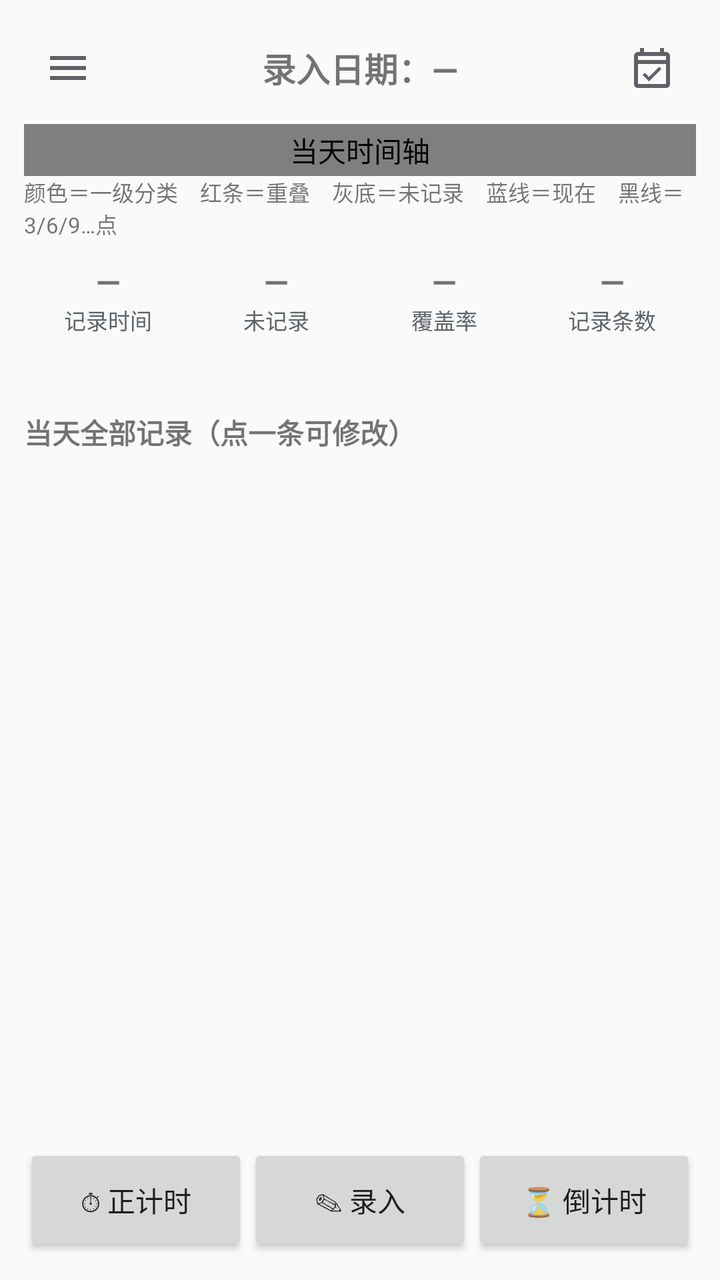
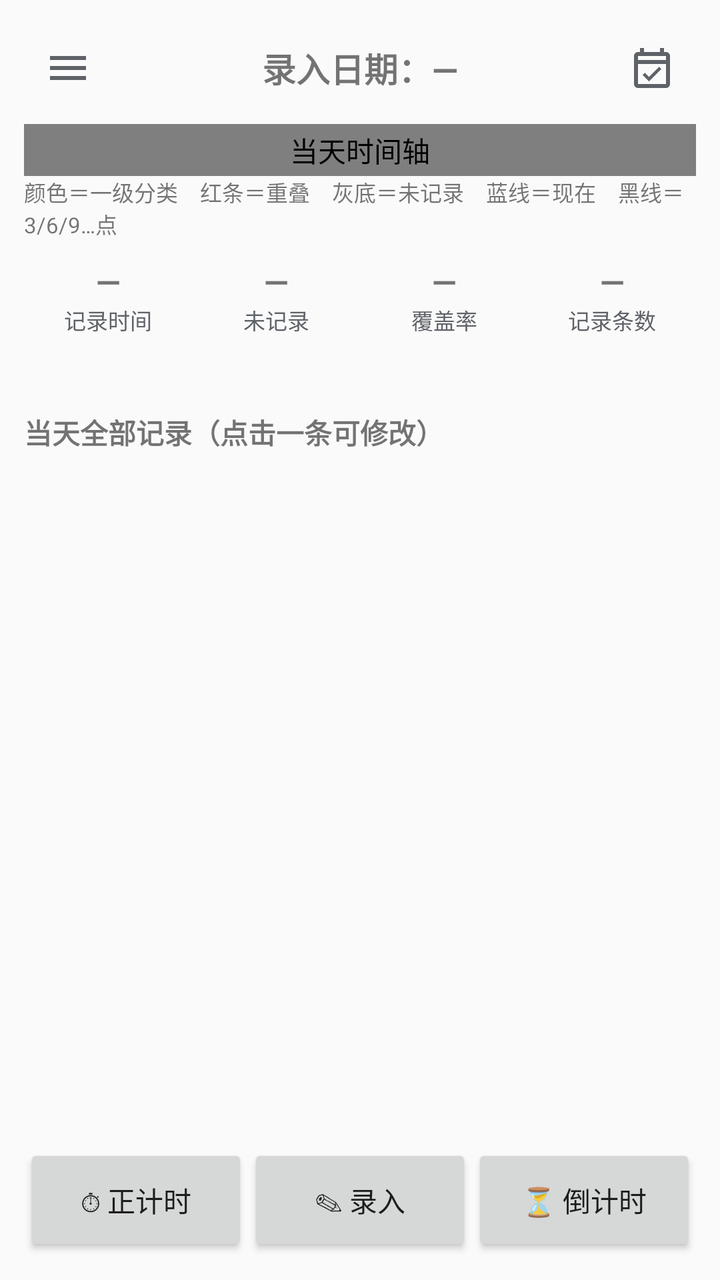

An Android layout rendered at two revisions. The XML below is the earlier revision; the diff shows what the commit changed to produce the second picture.
<!-- AndroidManifest.xml: application theme AppTheme -->
<!-- res/layout/activity_main.xml -->
<?xml version="1.0" encoding="utf-8"?>
<FrameLayout xmlns:android="http://schemas.android.com/apk/res/android"
    android:layout_width="match_parent"
    android:layout_height="match_parent">

    
    <LinearLayout
        android:layout_width="match_parent"
        android:layout_height="match_parent"
        android:orientation="vertical"
        android:padding="12dp">

        
        <FrameLayout
            android:layout_width="match_parent"
            android:layout_height="wrap_content">

            <ImageButton
                android:id="@+id/btnSettings"
                android:layout_width="44dp"
                android:layout_height="44dp"
                android:layout_gravity="start|center_vertical"
                android:background="?attr/selectableItemBackgroundBorderless"
                android:contentDescription="设置"
                android:padding="10dp"
                android:src="@drawable/ic_settings" />

            <TextView
                android:id="@+id/tvStatsDate"
                android:layout_width="wrap_content"
                android:layout_height="wrap_content"
                android:layout_gravity="center"
                android:background="?attr/selectableItemBackground"
                android:clickable="true"
                android:focusable="true"
                android:paddingStart="8dp"
                android:paddingTop="6dp"
                android:paddingEnd="8dp"
                android:paddingBottom="6dp"
                android:text="录入日期：—"
                android:textSize="17sp"
                android:textStyle="bold" />

            <ImageButton
                android:id="@+id/btnBackToday"
                android:layout_width="44dp"
                android:layout_height="44dp"
                android:layout_gravity="end|center_vertical"
                android:background="?attr/selectableItemBackgroundBorderless"
                android:contentDescription="回到今天"
                android:padding="10dp"
                android:src="@drawable/ic_today" />
        </FrameLayout>

        
        <FrameLayout
            android:id="@+id/contentFrame"
            android:layout_width="match_parent"
            android:layout_height="0dp"
            android:layout_weight="1">

            
            <LinearLayout
                android:id="@+id/neighborPage"
                android:layout_width="match_parent"
                android:layout_height="match_parent"
                android:orientation="vertical"
                android:background="?android:attr/windowBackground"
                android:visibility="gone"
                android:paddingTop="0dp">

                <com.example.timelog.ui.TimelineView
                    android:id="@+id/neighborTimeline"
                    android:layout_width="match_parent"
                    android:layout_height="26dp"
                    android:layout_marginTop="6dp" />

                <TextView
                    android:layout_width="match_parent"
                    android:layout_height="wrap_content"
                    android:paddingBottom="2dp"
                    android:text="颜色＝一级分类　红条＝重叠　灰底＝未记录　蓝线＝现在　黑线＝3/6/9…点"
                    android:textSize="11sp" />

                <LinearLayout
                    android:layout_width="match_parent"
                    android:layout_height="wrap_content"
                    android:layout_marginTop="8dp"
                    android:baselineAligned="false"
                    android:orientation="horizontal">

                    <LinearLayout
                        android:layout_width="0dp"
                        android:layout_height="wrap_content"
                        android:layout_weight="1"
                        android:orientation="vertical">

                        <TextView
                            android:id="@+id/nbStatRecord"
                            android:layout_width="match_parent"
                            android:layout_height="wrap_content"
                            android:gravity="center"
                            android:text="—"
                            android:textSize="16sp"
                            android:textStyle="bold" />

                        <TextView
                            android:layout_width="match_parent"
                            android:layout_height="wrap_content"
                            android:gravity="center"
                            android:text="记录时间"
                            android:textColor="#5F6368"
                            android:textSize="11sp" />
                    </LinearLayout>

                    <LinearLayout
                        android:layout_width="0dp"
                        android:layout_height="wrap_content"
                        android:layout_weight="1"
                        android:orientation="vertical">

                        <TextView
                            android:id="@+id/nbStatUnrecorded"
                            android:layout_width="match_parent"
                            android:layout_height="wrap_content"
                            android:gravity="center"
                            android:text="—"
                            android:textSize="16sp"
                            android:textStyle="bold" />

                        <TextView
                            android:layout_width="match_parent"
                            android:layout_height="wrap_content"
                            android:gravity="center"
                            android:text="未记录"
                            android:textColor="#5F6368"
                            android:textSize="11sp" />
                    </LinearLayout>

                    <LinearLayout
                        android:layout_width="0dp"
                        android:layout_height="wrap_content"
                        android:layout_weight="1"
                        android:orientation="vertical">

                        <TextView
                            android:id="@+id/nbStatCoverage"
                            android:layout_width="match_parent"
                            android:layout_height="wrap_content"
                            android:gravity="center"
                            android:text="—"
                            android:textSize="16sp"
                            android:textStyle="bold" />

                        <TextView
                            android:layout_width="match_parent"
                            android:layout_height="wrap_content"
                            android:gravity="center"
                            android:text="覆盖率"
                            android:textColor="#5F6368"
                            android:textSize="11sp" />
                    </LinearLayout>

                    <LinearLayout
                        android:layout_width="0dp"
                        android:layout_height="wrap_content"
                        android:layout_weight="1"
                        android:orientation="vertical">

                        <TextView
                            android:id="@+id/nbStatCount"
                            android:layout_width="match_parent"
                            android:layout_height="wrap_content"
                            android:gravity="center"
                            android:text="—"
                            android:textSize="16sp"
                            android:textStyle="bold" />

                        <TextView
                            android:layout_width="match_parent"
                            android:layout_height="wrap_content"
                            android:gravity="center"
                            android:text="记录条数"
                            android:textColor="#5F6368"
                            android:textSize="11sp" />
                    </LinearLayout>
                </LinearLayout>

                <TextView
                    android:id="@+id/nbLevel1"
                    android:layout_width="match_parent"
                    android:layout_height="wrap_content"
                    android:paddingTop="8dp"
                    android:text=""
                    android:textSize="13sp" />

                <TextView
                    android:id="@+id/nbWarnings"
                    android:layout_width="match_parent"
                    android:layout_height="wrap_content"
                    android:paddingTop="6dp"
                    android:visibility="gone"
                    android:textSize="12sp" />

                <TextView
                    android:layout_width="match_parent"
                    android:layout_height="wrap_content"
                    android:paddingTop="12dp"
                    android:text="当天全部记录"
                    android:textSize="14sp"
                    android:textStyle="bold" />

                <LinearLayout
                    android:id="@+id/nbRecordsContainer"
                    android:layout_width="match_parent"
                    android:layout_height="wrap_content"
                    android:orientation="vertical"
                    android:paddingStart="12dp"
                    android:paddingEnd="12dp"
                    android:paddingTop="4dp" />
            </LinearLayout>

            <ScrollView
                android:id="@+id/contentScroll"
                android:layout_width="match_parent"
                android:layout_height="match_parent"
                android:fillViewport="true">

            
            <LinearLayout
                android:id="@+id/contentRoot"
                android:layout_width="match_parent"
                android:layout_height="wrap_content"
                android:background="?android:attr/windowBackground"
                android:orientation="vertical">

                
                
                <com.example.timelog.ui.TimelineView
                    android:id="@+id/timeline"
                    android:layout_width="match_parent"
                    android:layout_height="26dp"
                    android:layout_marginTop="6dp"
                    android:contentDescription="当天时间轴" />

                <TextView
                    android:id="@+id/tvTimelineLegend"
                    android:layout_width="match_parent"
                    android:layout_height="wrap_content"
                    android:paddingBottom="2dp"
                    android:text="颜色＝一级分类　红条＝重叠　灰底＝未记录　蓝线＝现在　黑线＝3/6/9…点"
                    android:textSize="11sp" />

                
                <LinearLayout
                    android:layout_width="match_parent"
                    android:layout_height="wrap_content"
                    android:layout_marginTop="8dp"
                    android:baselineAligned="false"
                    android:orientation="horizontal">

                    <LinearLayout
                        android:layout_width="0dp"
                        android:layout_height="wrap_content"
                        android:layout_weight="1"
                        android:orientation="vertical">

                        <TextView
                            android:id="@+id/tvStatRecord"
                            android:layout_width="match_parent"
                            android:layout_height="wrap_content"
                            android:gravity="center"
                            android:text="—"
                            android:textSize="16sp"
                            android:textStyle="bold" />

                        <TextView
                            android:layout_width="match_parent"
                            android:layout_height="wrap_content"
                            android:gravity="center"
                            android:text="记录时间"
                            android:textColor="#5F6368"
                            android:textSize="11sp" />
                    </LinearLayout>

                    <LinearLayout
                        android:layout_width="0dp"
                        android:layout_height="wrap_content"
                        android:layout_weight="1"
                        android:orientation="vertical">

                        <TextView
                            android:id="@+id/tvStatUnrecorded"
                            android:layout_width="match_parent"
                            android:layout_height="wrap_content"
                            android:gravity="center"
                            android:text="—"
                            android:textSize="16sp"
                            android:textStyle="bold" />

                        <TextView
                            android:layout_width="match_parent"
                            android:layout_height="wrap_content"
                            android:gravity="center"
                            android:text="未记录"
                            android:textColor="#5F6368"
                            android:textSize="11sp" />
                    </LinearLayout>

                    <LinearLayout
                        android:layout_width="0dp"
                        android:layout_height="wrap_content"
                        android:layout_weight="1"
                        android:orientation="vertical">

                        <TextView
                            android:id="@+id/tvStatCoverage"
                            android:layout_width="match_parent"
                            android:layout_height="wrap_content"
                            android:gravity="center"
                            android:text="—"
                            android:textSize="16sp"
                            android:textStyle="bold" />

                        <TextView
                            android:layout_width="match_parent"
                            android:layout_height="wrap_content"
                            android:gravity="center"
                            android:text="覆盖率"
                            android:textColor="#5F6368"
                            android:textSize="11sp" />
                    </LinearLayout>

                    <LinearLayout
                        android:layout_width="0dp"
                        android:layout_height="wrap_content"
                        android:layout_weight="1"
                        android:orientation="vertical">

                        <TextView
                            android:id="@+id/tvStatCount"
                            android:layout_width="match_parent"
                            android:layout_height="wrap_content"
                            android:gravity="center"
                            android:text="—"
                            android:textSize="16sp"
                            android:textStyle="bold" />

                        <TextView
                            android:layout_width="match_parent"
                            android:layout_height="wrap_content"
                            android:gravity="center"
                            android:text="记录条数"
                            android:textColor="#5F6368"
                            android:textSize="11sp" />
                    </LinearLayout>
                </LinearLayout>

                
                <TextView
                    android:id="@+id/tvLevel1"
                    android:layout_width="match_parent"
                    android:layout_height="wrap_content"
                    android:paddingTop="8dp"
                    android:text=""
                    android:textIsSelectable="true"
                    android:textSize="13sp" />

                
                <TextView
                    android:id="@+id/tvWarnings"
                    android:layout_width="match_parent"
                    android:layout_height="wrap_content"
                    android:paddingTop="6dp"
                    android:visibility="gone"
                    android:textIsSelectable="true"
                    android:textSize="12sp" />

                <TextView
                    android:id="@+id/tvRecordsTitle"
                    android:layout_width="match_parent"
                    android:layout_height="wrap_content"
                    android:paddingTop="12dp"
                    android:text="当天全部记录（点一条可修改）"
                    android:textSize="14sp"
                    android:textStyle="bold" />

                
                <LinearLayout
                    android:id="@+id/recordsContainer"
                    android:layout_width="match_parent"
                    android:layout_height="wrap_content"
                    android:orientation="vertical"
                    android:paddingTop="4dp" />

                <TextView
                    android:id="@+id/tvCheckTitle"
                    android:layout_width="match_parent"
                    android:layout_height="wrap_content"
                    android:paddingTop="14dp"
                    android:text="重叠校验"
                    android:textSize="14sp"
                    android:textStyle="bold"
                    android:visibility="gone" />

                <TextView
                    android:id="@+id/tvCheck"
                    android:layout_width="match_parent"
                    android:layout_height="wrap_content"
                    android:paddingTop="4dp"
                    android:text=""
                    android:textIsSelectable="true"
                    android:textSize="13sp"
                    android:visibility="gone" />
            </LinearLayout>
            </ScrollView>
        </FrameLayout>

        
        <LinearLayout
            android:layout_width="match_parent"
            android:layout_height="wrap_content"
            android:orientation="horizontal"
            android:paddingTop="8dp">

            <Button
                android:id="@+id/btnStopwatch"
                android:layout_width="0dp"
                android:layout_height="56dp"
                android:layout_weight="1"
                android:text="⏱ 正计时" />

            <Button
                android:id="@+id/btnInput"
                android:layout_width="0dp"
                android:layout_height="56dp"
                android:layout_weight="1"
                android:text="✎ 录入" />

            <Button
                android:id="@+id/btnCountdown"
                android:layout_width="0dp"
                android:layout_height="56dp"
                android:layout_weight="1"
                android:text="⏳ 倒计时" />
        </LinearLayout>
    </LinearLayout>

    
    <View
        android:id="@+id/sheetDim"
        android:layout_width="match_parent"
        android:layout_height="match_parent"
        android:background="#66000000"
        android:visibility="gone" />

    <LinearLayout
        android:id="@+id/inputSheet"
        android:layout_width="match_parent"
        android:layout_height="wrap_content"
        android:layout_gravity="bottom"
        android:background="#FFFFFFFF"
        android:orientation="vertical"
        android:visibility="gone">

        
        <LinearLayout
            android:id="@+id/sheetHandle"
            android:layout_width="match_parent"
            android:layout_height="44dp"
            android:gravity="center_vertical"
            android:orientation="horizontal">

            <TextView
                android:id="@+id/tvSheetTitle"
                android:layout_width="0dp"
                android:layout_height="wrap_content"
                android:layout_weight="1"
                android:paddingStart="16dp"
                android:text="录入（下滑或点「返回」退出）"
                android:textSize="13sp"
                android:textStyle="bold" />

            <Button
                android:id="@+id/btnHideSheet"
                android:layout_width="64dp"
                android:layout_height="wrap_content"
                android:text="返回"
                android:textSize="12sp" />
        </LinearLayout>

        <ScrollView
            android:id="@+id/sheetScroll"
            android:layout_width="match_parent"
            android:layout_height="0dp"
            android:layout_weight="1"
            android:fillViewport="true">

            <LinearLayout
                android:layout_width="match_parent"
                android:layout_height="wrap_content"
                android:orientation="vertical"
                android:paddingStart="16dp"
                android:paddingEnd="16dp"
                android:paddingBottom="16dp">

                <LinearLayout
                    android:layout_width="match_parent"
                    android:layout_height="wrap_content"
                    android:orientation="horizontal">

                    <EditText
                        android:id="@+id/etDate"
                        android:layout_width="0dp"
                        android:layout_height="wrap_content"
                        android:layout_weight="1"
                        android:hint="日期 YYYY-MM-DD"
                        android:inputType="date" />

                    <Button
                        android:id="@+id/btnToday"
                        android:layout_width="wrap_content"
                        android:layout_height="wrap_content"
                        android:text="今天" />

                    <Button
                        android:id="@+id/btnGoDate"
                        android:layout_width="wrap_content"
                        android:layout_height="wrap_content"
                        android:text="查看" />
                </LinearLayout>

                <LinearLayout
                    android:layout_width="match_parent"
                    android:layout_height="wrap_content"
                    android:orientation="horizontal">

                    <EditText
                        android:id="@+id/etStart"
                        android:layout_width="0dp"
                        android:layout_height="wrap_content"
                        android:layout_weight="1"
                        android:hint="开始 09:00"
                        android:inputType="time" />

                    <Button
                        android:id="@+id/btnNowStart"
                        android:layout_width="wrap_content"
                        android:layout_height="wrap_content"
                        android:text="现在" />

                    <EditText
                        android:id="@+id/etEnd"
                        android:layout_width="0dp"
                        android:layout_height="wrap_content"
                        android:layout_weight="1"
                        android:hint="结束 10:30"
                        android:inputType="time" />

                    <Button
                        android:id="@+id/btnNowEnd"
                        android:layout_width="wrap_content"
                        android:layout_height="wrap_content"
                        android:text="现在" />
                </LinearLayout>

                
                <LinearLayout
                    android:layout_width="match_parent"
                    android:layout_height="wrap_content"
                    android:orientation="horizontal">

                    <Button
                        android:id="@+id/btnRoundStart"
                        android:layout_width="0dp"
                        android:layout_height="wrap_content"
                        android:layout_weight="1"
                        android:text="开始整点"
                        android:textSize="11sp" />

                    <Button
                        android:id="@+id/btnRoundEnd"
                        android:layout_width="0dp"
                        android:layout_height="wrap_content"
                        android:layout_weight="1"
                        android:text="结束整点"
                        android:textSize="11sp" />

                    <Button
                        android:id="@+id/btnHalfEnd"
                        android:layout_width="0dp"
                        android:layout_height="wrap_content"
                        android:layout_weight="1"
                        android:text="结束半点"
                        android:textSize="11sp" />

                    <Button
                        android:id="@+id/btnClearTime"
                        android:layout_width="0dp"
                        android:layout_height="wrap_content"
                        android:layout_weight="1"
                        android:text="清空"
                        android:textSize="11sp" />
                </LinearLayout>

                <EditText
                    android:id="@+id/etL1"
                    android:layout_width="match_parent"
                    android:layout_height="wrap_content"
                    android:hint="一级分类（如 家务）"
                    android:inputType="text" />

                <HorizontalScrollView
                    android:layout_width="match_parent"
                    android:layout_height="wrap_content"
                    android:scrollbars="none">

                    <LinearLayout
                        android:id="@+id/l1CandidatesRow"
                        android:layout_width="wrap_content"
                        android:layout_height="wrap_content"
                        android:orientation="horizontal" />
                </HorizontalScrollView>

                <EditText
                    android:id="@+id/etL2"
                    android:layout_width="match_parent"
                    android:layout_height="wrap_content"
                    android:hint="二级分类（如 做饭，可留空）"
                    android:inputType="text" />

                <HorizontalScrollView
                    android:layout_width="match_parent"
                    android:layout_height="wrap_content"
                    android:scrollbars="none">

                    <LinearLayout
                        android:id="@+id/l2CandidatesRow"
                        android:layout_width="wrap_content"
                        android:layout_height="wrap_content"
                        android:orientation="horizontal" />
                </HorizontalScrollView>

                <EditText
                    android:id="@+id/etTitle"
                    android:layout_width="match_parent"
                    android:layout_height="wrap_content"
                    android:hint="事项（如 早餐，可留空）"
                    android:inputType="text" />

                <EditText
                    android:id="@+id/etLinks"
                    android:layout_width="match_parent"
                    android:layout_height="wrap_content"
                    android:hint="双链（空格分隔，如 地点 张老师）"
                    android:inputType="text" />

                <HorizontalScrollView
                    android:layout_width="match_parent"
                    android:layout_height="wrap_content"
                    android:scrollbars="none">

                    <LinearLayout
                        android:id="@+id/linkCandidatesRow"
                        android:layout_width="wrap_content"
                        android:layout_height="wrap_content"
                        android:orientation="horizontal" />
                </HorizontalScrollView>

                <EditText
                    android:id="@+id/etNote"
                    android:layout_width="match_parent"
                    android:layout_height="wrap_content"
                    android:hint="备注（可留空）"
                    android:inputType="textMultiLine"
                    android:maxLines="2" />

                <Button
                    android:id="@+id/btnSave"
                    android:layout_width="match_parent"
                    android:layout_height="wrap_content"
                    android:text="校验并追加到当天 md" />

                
                <Button
                    android:id="@+id/btnSheetDelete"
                    android:layout_width="match_parent"
                    android:layout_height="wrap_content"
                    android:text="删除这条记录"
                    android:textColor="#C5221F"
                    android:visibility="gone" />

                <CheckBox
                    android:id="@+id/cbContinue"
                    android:layout_width="match_parent"
                    android:layout_height="wrap_content"
                    android:text="保存后继续录下一段（开始时间接上一段）"
                    android:textSize="12sp" />

                <TextView
                    android:id="@+id/tvPreview"
                    android:layout_width="match_parent"
                    android:layout_height="wrap_content"
                    android:paddingTop="6dp"
                    android:text="预览会显示在这里"
                    android:textIsSelectable="true"
                    android:textSize="12sp"
                    android:typeface="monospace" />
            </LinearLayout>
        </ScrollView>
    </LinearLayout>
</FrameLayout>
<!-- resources referenced by this layout -->
<resources>
  <!-- drawable ic_settings (drawable) -->
  <?xml version="1.0" encoding="utf-8"?>
  <vector xmlns:android="http://schemas.android.com/apk/res/android"
      android:width="24dp"
      android:height="24dp"
      android:viewportWidth="24"
      android:viewportHeight="24">
      <path
          android:fillColor="#5F6368"
          android:pathData="M3,6h18v2H3zM3,11h18v2H3zM3,16h18v2H3z" />
  </vector>
  <!-- drawable ic_today (drawable) -->
  <?xml version="1.0" encoding="utf-8"?>
  <vector xmlns:android="http://schemas.android.com/apk/res/android"
      android:width="24dp"
      android:height="24dp"
      android:viewportWidth="24"
      android:viewportHeight="24">
      <path
          android:fillColor="#5F6368"
          android:pathData="M19,4h-1V2h-2v2H8V2H6v2H5c-1.11,0 -1.99,0.9 -1.99,2L3,20c0,1.1 0.89,2 2,2h14c1.1,0 2,-0.9 2,-2V6c0,-1.1 -0.9,-2 -2,-2zM19,20H5V10h14v10zM5,8V6h14v2H5z" />
      <path
          android:fillColor="#5F6368"
          android:pathData="M10.5,16.5l-2.1,-2.1 -1.1,1.1 3.2,3.2 6.2,-6.2 -1.1,-1.1z" />
  </vector>
  <style name="AppTheme" parent="Theme.AppCompat.Light.NoActionBar">
          <item name="colorPrimary">#185FA5</item>
          <item name="colorPrimaryDark">#0C447C</item>
          <item name="colorAccent">#185FA5</item>
      </style>
</resources>

<!-- the commit's change to res/layout/activity_main.xml (unified diff, before → after) -->
@@ -206,7 +206,7 @@
                     android:layout_width="match_parent"
                     android:layout_height="wrap_content"
                     android:paddingTop="12dp"
-                    android:text="当天全部记录"
+                    android:text="当天全部记录（点击一条可修改）"
                     android:textSize="14sp"
                     android:textStyle="bold" />
 
@@ -381,7 +381,7 @@
                     android:layout_width="match_parent"
                     android:layout_height="wrap_content"
                     android:paddingTop="12dp"
-                    android:text="当天全部记录（点一条可修改）"
+                    android:text="当天全部记录（点击一条可修改）"
                     android:textSize="14sp"
                     android:textStyle="bold" />
 
